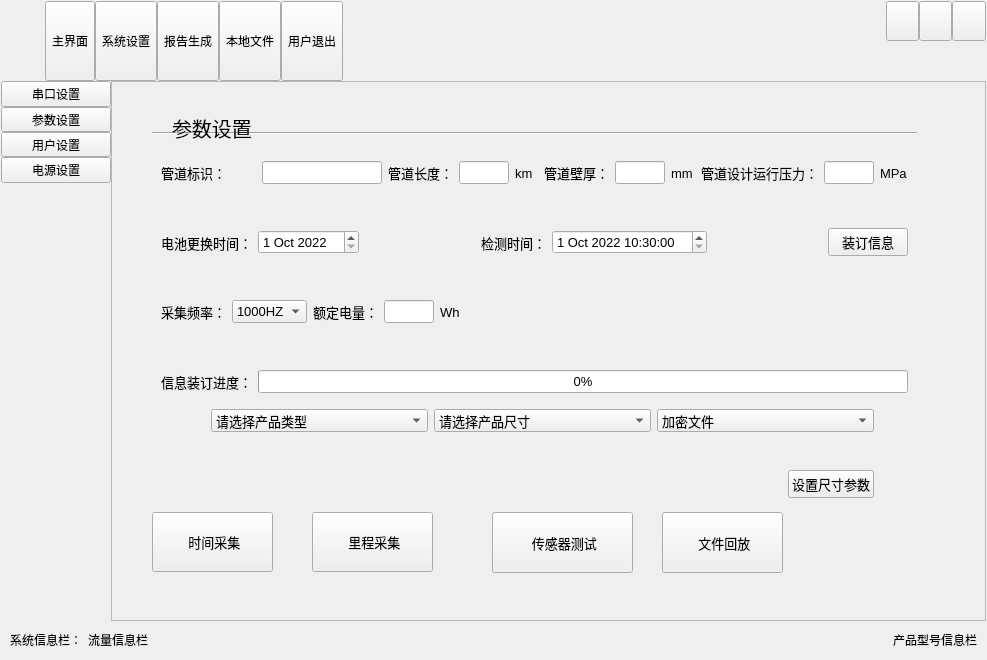
The window that uidemo08/form/frmmain.ui (ZeYu1391774324/BX-MagnetDetectorProject) describes before a commit, drawn with Qt 5.
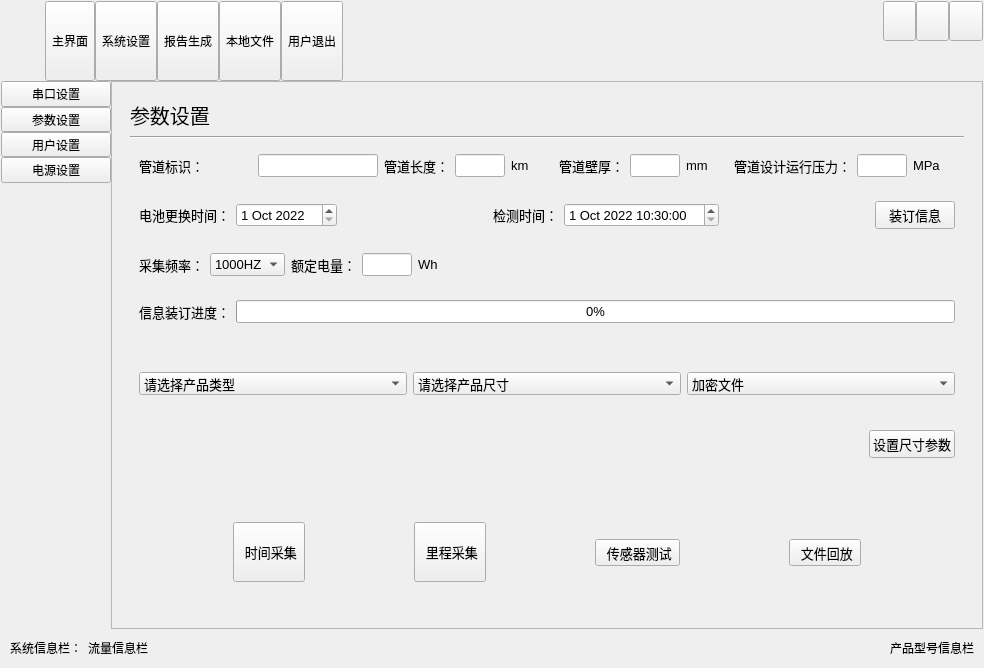
The same window after the commit. The open tabs and pages were chosen to show the change. Icons and pictures are not drawn.

```diff
--- a/uidemo08/form/frmmain.ui
+++ b/uidemo08/form/frmmain.ui
@@ -6,8 +6,8 @@
    <rect>
     <x>0</x>
     <y>0</y>
-    <width>987</width>
-    <height>660</height>
+    <width>984</width>
+    <height>668</height>
    </rect>
   </property>
   <property name="windowTitle">
@@ -1904,16 +1904,28 @@
           </widget>
          </widget>
          <widget class="QWidget" name="ParameterConfigPage">
+          <layout class="QVBoxLayout" name="verticalLayout_10">
+           <item>
           <widget class="QWidget" name="widget_11" native="true">
-           <property name="geometry">
-            <rect>
-             <x>40</x>
-             <y>50</y>
-             <width>765</width>
-             <height>281</height>
-            </rect>
-           </property>
            <layout class="QVBoxLayout" name="verticalLayout_8">
+              <item>
+               <widget class="QLabel" name="label_43">
+                <property name="font">
+                 <font>
+                  <family>华文楷体</family>
+                  <pointsize>-1</pointsize>
+                  <italic>false</italic>
+                  <bold>false</bold>
+                 </font>
+                </property>
+                <property name="styleSheet">
+                 <string notr="true">QLabel{font: 20px;}</string>
+                </property>
+                <property name="text">
+                 <string>参数设置</string>
+                </property>
+               </widget>
+              </item>
             <item>
              <widget class="Line" name="line_3">
               <property name="orientation">
@@ -2222,109 +2234,9 @@
             </item>
            </layout>
           </widget>
-          <widget class="QLabel" name="label_43">
-           <property name="geometry">
-            <rect>
-             <x>60</x>
-             <y>30</y>
-             <width>131</width>
-             <height>31</height>
-            </rect>
-           </property>
-           <property name="font">
-            <font>
-             <family>华文楷体</family>
-             <pointsize>-1</pointsize>
-             <italic>false</italic>
-             <bold>false</bold>
-            </font>
-           </property>
-           <property name="styleSheet">
-            <string notr="true">QLabel{font: 20px;}</string>
-           </property>
-           <property name="text">
-            <string>参数设置</string>
-           </property>
-          </widget>
-          <widget class="QToolButton" name="CollectByDistanceBtn">
-           <property name="geometry">
-            <rect>
-             <x>200</x>
-             <y>430</y>
-             <width>121</width>
-             <height>60</height>
-            </rect>
-           </property>
-           <property name="minimumSize">
-            <size>
-             <width>60</width>
-             <height>60</height>
-            </size>
-           </property>
-           <property name="text">
-            <string> 里程采集</string>
-           </property>
-           <property name="icon">
-            <iconset resource="../../src.qrc">
-             <normaloff>:/uidemo08/dataCollectingIcon_files/1-200412191103.png</normaloff>:/uidemo08/dataCollectingIcon_files/1-200412191103.png</iconset>
-           </property>
-           <property name="iconSize">
-            <size>
-             <width>42</width>
-             <height>42</height>
-            </size>
-           </property>
-           <property name="toolButtonStyle">
-            <enum>Qt::ToolButtonTextBesideIcon</enum>
-           </property>
-          </widget>
-          <widget class="QToolButton" name="CollectByTimeBtn">
-           <property name="geometry">
-            <rect>
-             <x>40</x>
-             <y>430</y>
-             <width>121</width>
-             <height>60</height>
-            </rect>
-           </property>
-           <property name="sizePolicy">
-            <sizepolicy hsizetype="Minimum" vsizetype="Minimum">
-             <horstretch>0</horstretch>
-             <verstretch>0</verstretch>
-            </sizepolicy>
-           </property>
-           <property name="minimumSize">
-            <size>
-             <width>60</width>
-             <height>60</height>
-            </size>
-           </property>
-           <property name="text">
-            <string> 时间采集</string>
-           </property>
-           <property name="icon">
-            <iconset resource="../../src.qrc">
-             <normaloff>:/uidemo08/dataCollectingIcon_files/1-2004121Z917.png</normaloff>:/uidemo08/dataCollectingIcon_files/1-2004121Z917.png</iconset>
-           </property>
-           <property name="iconSize">
-            <size>
-             <width>42</width>
-             <height>42</height>
-            </size>
-           </property>
-           <property name="toolButtonStyle">
-            <enum>Qt::ToolButtonTextBesideIcon</enum>
-           </property>
-          </widget>
+           </item>
+           <item>
           <widget class="QWidget" name="widget_14" native="true">
-           <property name="geometry">
-            <rect>
-             <x>90</x>
-             <y>310</y>
-             <width>681</width>
-             <height>121</height>
-            </rect>
-           </property>
            <layout class="QVBoxLayout" name="verticalLayout_9">
             <item>
              <widget class="QWidget" name="widget_9" native="true">
@@ -2422,17 +2334,26 @@
             </item>
            </layout>
           </widget>
-          <widget class="QToolButton" name="displayBtn">
-           <property name="geometry">
-            <rect>
-             <x>550</x>
-             <y>430</y>
-             <width>121</width>
-             <height>61</height>
-            </rect>
-           </property>
+           </item>
+           <item>
+            <widget class="QWidget" name="widget_17" native="true">
+             <layout class="QHBoxLayout" name="horizontalLayout_18">
+              <item>
+               <widget class="QToolButton" name="CollectByTimeBtn">
+                <property name="sizePolicy">
+                 <sizepolicy hsizetype="Fixed" vsizetype="Fixed">
+                  <horstretch>1</horstretch>
+                  <verstretch>0</verstretch>
+                 </sizepolicy>
+                </property>
+                <property name="minimumSize">
+                 <size>
+                  <width>60</width>
+                  <height>60</height>
+                 </size>
+                </property>
            <property name="text">
-            <string> 文件回放</string>
+                 <string> 时间采集</string>
            </property>
            <property name="icon">
             <iconset resource="../../src.qrc">
@@ -2448,14 +2369,46 @@
             <enum>Qt::ToolButtonTextBesideIcon</enum>
            </property>
           </widget>
+              </item>
+              <item>
+               <widget class="QToolButton" name="CollectByDistanceBtn">
+                <property name="sizePolicy">
+                 <sizepolicy hsizetype="Fixed" vsizetype="Fixed">
+                  <horstretch>1</horstretch>
+                  <verstretch>0</verstretch>
+                 </sizepolicy>
+                </property>
+                <property name="minimumSize">
+                 <size>
+                  <width>60</width>
+                  <height>60</height>
+                 </size>
+                </property>
+                <property name="text">
+                 <string> 里程采集</string>
+                </property>
+                <property name="icon">
+                 <iconset resource="../../src.qrc">
+                  <normaloff>:/uidemo08/dataCollectingIcon_files/1-200412191103.png</normaloff>:/uidemo08/dataCollectingIcon_files/1-200412191103.png</iconset>
+                </property>
+                <property name="iconSize">
+                 <size>
+                  <width>42</width>
+                  <height>42</height>
+                 </size>
+                </property>
+                <property name="toolButtonStyle">
+                 <enum>Qt::ToolButtonTextBesideIcon</enum>
+                </property>
+               </widget>
+              </item>
+              <item>
           <widget class="QToolButton" name="testPanelBtn">
-           <property name="geometry">
-            <rect>
-             <x>380</x>
-             <y>430</y>
-             <width>141</width>
-             <height>61</height>
-            </rect>
+                <property name="sizePolicy">
+                 <sizepolicy hsizetype="Fixed" vsizetype="Fixed">
+                  <horstretch>1</horstretch>
+                  <verstretch>0</verstretch>
+                 </sizepolicy>
            </property>
            <property name="text">
             <string> 传感器测试</string>
@@ -2474,6 +2427,37 @@
             <enum>Qt::ToolButtonTextBesideIcon</enum>
            </property>
           </widget>
+              </item>
+              <item>
+               <widget class="QToolButton" name="displayBtn">
+                <property name="sizePolicy">
+                 <sizepolicy hsizetype="Fixed" vsizetype="Fixed">
+                  <horstretch>1</horstretch>
+                  <verstretch>0</verstretch>
+                 </sizepolicy>
+                </property>
+                <property name="text">
+                 <string> 文件回放</string>
+                </property>
+                <property name="icon">
+                 <iconset resource="../../src.qrc">
+                  <normaloff>:/uidemo08/dataCollectingIcon_files/1-200412191023.png</normaloff>:/uidemo08/dataCollectingIcon_files/1-200412191023.png</iconset>
+                </property>
+                <property name="iconSize">
+                 <size>
+                  <width>42</width>
+                  <height>42</height>
+                 </size>
+                </property>
+                <property name="toolButtonStyle">
+                 <enum>Qt::ToolButtonTextBesideIcon</enum>
+                </property>
+               </widget>
+              </item>
+             </layout>
+            </widget>
+           </item>
+          </layout>
          </widget>
          <widget class="QWidget" name="UserConfigPage">
           <widget class="QGroupBox" name="groupBox_6">
```
Left out of the diff: 4 changed lines with no effect on the pictures. Lines whose indentation alone changed are shown as unchanged.
